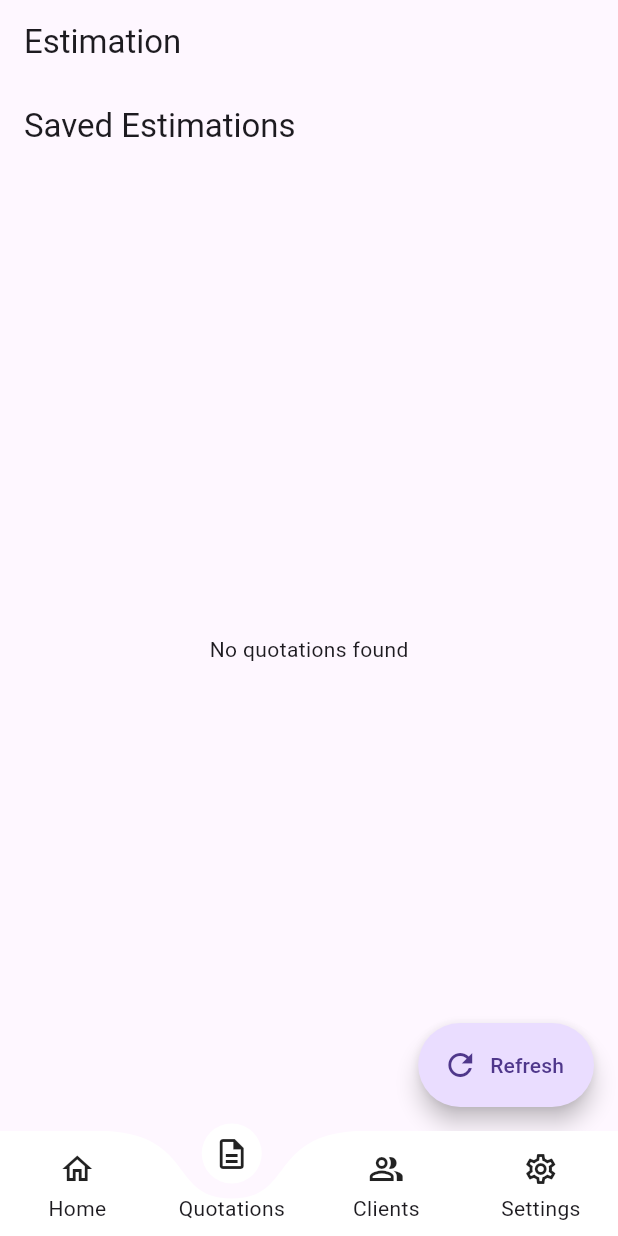
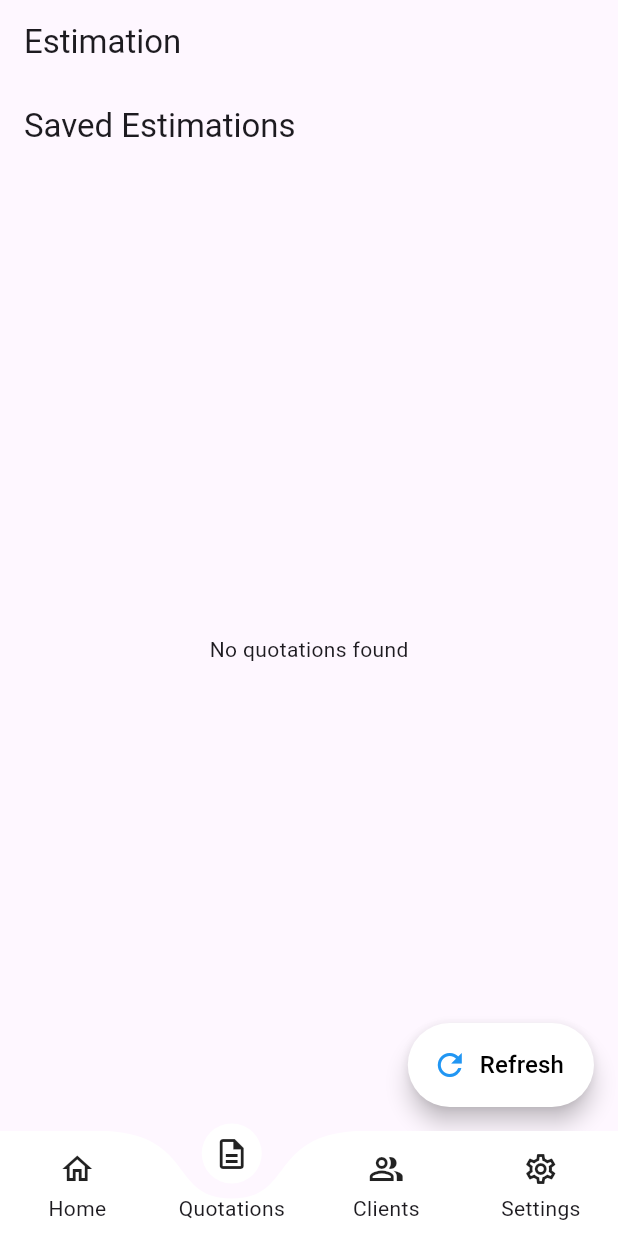
Before and after one commit to AryanSoni27/Quotation-Calculator, a Flutter app: the screen it shows after launch, item 2 of the bottom bar chosen, after a tap on "Refresh", on a phone screen of 412 x 824 dp. Run offline on Flutter 3.47's test engine with Material 3 defaults, Android fonts, the light colour scheme and no system bars; drawn by our look-alikes of curved_labeled_navigation_bar; our stand-ins replace open_file, pdf, shared_preferences, sqflite; accounts and stored records are empty.

Commit message:
change UI for dark mode

```diff
--- a/lib/screens/home_screen.dart
+++ b/lib/screens/home_screen.dart
@@ -373,7 +373,7 @@ class _HomeScreenState extends State<HomeScreen> {
                     margin: EdgeInsets.only(top: 5),
                     padding: EdgeInsets.all(5),
                     decoration: BoxDecoration(
-                      color: Colors.white,
+                      color: isDarkMode ? Colors.grey : Colors.white,
                       borderRadius: BorderRadius.circular(10),
                       boxShadow: [
                         BoxShadow(color: Colors.black26, blurRadius: 5),
@@ -386,7 +386,13 @@ class _HomeScreenState extends State<HomeScreen> {
                                 (name) => ListTile(
                                   title: Text(
                                     name,
-                                    style: TextStyle(fontSize: 16),
+                                    style: TextStyle(
+                                      fontSize: 16,
+                                      color:
+                                          isDarkMode
+                                              ? Colors.white
+                                              : Colors.black,
+                                    ),
                                   ),
                                   onTap: () {
                                     setState(() {
--- a/lib/screens/quotations.dart
+++ b/lib/screens/quotations.dart
@@ -157,7 +157,7 @@ class _QuotationsState extends State<Quotations> {
                                                     "Area: ${item.squareFeet.toStringAsFixed(2)} sq ft (${item.length} × ${item.width}${item.height != null ? ' × ${item.height}' : ''} ${item.unit})",
                                                     style: const TextStyle(
                                                       fontSize: 11,
-                                                      color: Colors.black,
+                                                      color: Colors.grey,
                                                     ),
                                                   ),
                                                 ],
@@ -199,8 +199,11 @@ class _QuotationsState extends State<Quotations> {
                                         quotation,
                                       );
                                     },
-                                    icon: const Icon(Icons.picture_as_pdf),
+                                    icon: const Icon(Icons.picture_as_pdf, color: Colors.blue),
                                     label: const Text("View PDF"),
+                                    style: ElevatedButton.styleFrom(
+                                      foregroundColor: Colors.blue,
+                                    ),
                                   ),
 
                                   ElevatedButton.icon(
@@ -229,12 +232,14 @@ class _QuotationsState extends State<Quotations> {
                 },
               ),
       floatingActionButton: FloatingActionButton.extended(
-        shape: RoundedRectangleBorder(
-            borderRadius: BorderRadius.circular(50)
+        shape: RoundedRectangleBorder(borderRadius: BorderRadius.circular(50)),
+        onPressed: _loadQuotations,
+        backgroundColor: Colors.white,
+        icon: Icon(Icons.refresh, color: Colors.blue),
+        label: Text(
+          "Refresh",
+          style: TextStyle(color: Colors.black, fontSize: 16),
         ),
-        onPressed: _loadQuotations,
-        label: const Text("Refresh"),
-        icon: const Icon(Icons.refresh),
       ),
     );
   }
```
Also changed, not shown: lib/screens/clients.dart (+4 -3 lines).
